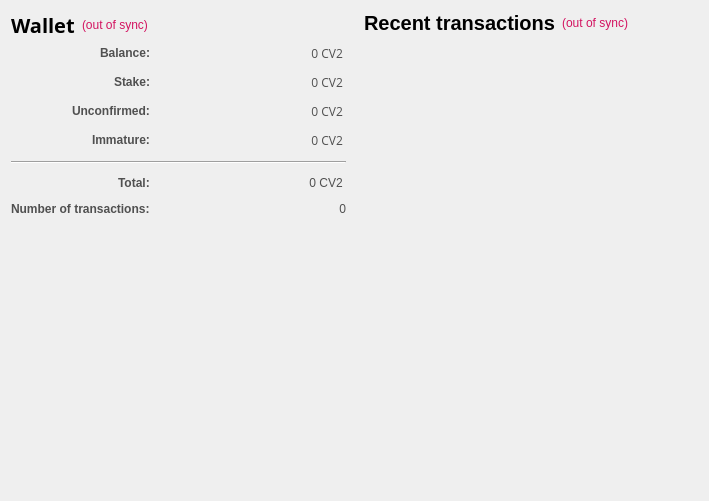
Qt form src/qt/forms/overviewpage.ui (Crestington/Test7) before a commit.
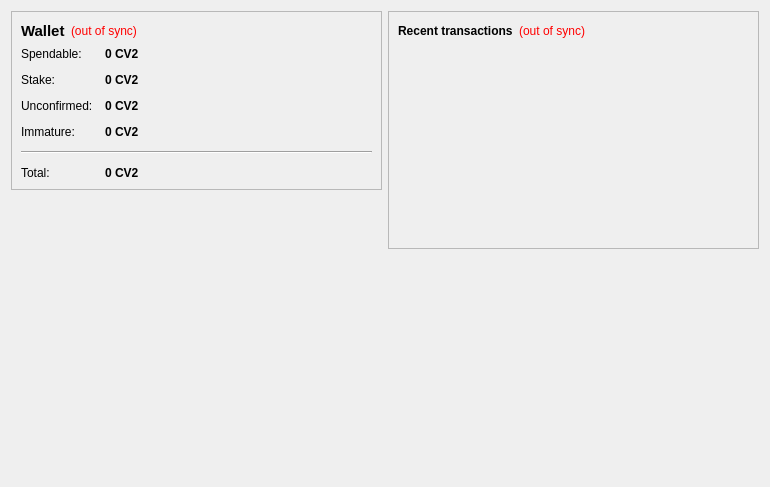
The same form after that commit. Icons and pictures are not drawn.

What changed in the file:
```diff
--- a/src/qt/forms/overviewpage.ui
+++ b/src/qt/forms/overviewpage.ui
@@ -6,63 +6,38 @@
    <rect>
     <x>0</x>
     <y>0</y>
-    <width>709</width>
-    <height>501</height>
+    <width>770</width>
+    <height>487</height>
    </rect>
   </property>
-  <property name="sizePolicy">
-   <sizepolicy hsizetype="Preferred" vsizetype="Preferred">
-    <horstretch>5</horstretch>
-    <verstretch>5</verstretch>
-   </sizepolicy>
-  </property>
-  <property name="maximumSize">
-   <size>
-    <width>16777215</width>
-    <height>16777215</height>
-   </size>
-  </property>
   <property name="windowTitle">
    <string>Form</string>
   </property>
-  <property name="styleSheet">
-   <string notr="true">color:#505050;
-font-family:'Open Sans,sans-serif';
-
-</string>
-  </property>
-  <layout class="QHBoxLayout" name="horizontalLayout">
-   <property name="spacing">
-    <number>18</number>
-   </property>
-   <property name="sizeConstraint">
-    <enum>QLayout::SetDefaultConstraint</enum>
-   </property>
-   <property name="leftMargin">
-    <number>11</number>
-   </property>
+  <layout class="QHBoxLayout" name="horizontalLayout" stretch="1,1">
    <item>
     <layout class="QVBoxLayout" name="verticalLayout_2">
-     <property name="spacing">
-      <number>1</number>
-     </property>
-     <property name="sizeConstraint">
-      <enum>QLayout::SetDefaultConstraint</enum>
-     </property>
+     <item>
+      <widget class="QFrame" name="frame">
+       <property name="frameShape">
+        <enum>QFrame::StyledPanel</enum>
+       </property>
+       <property name="frameShadow">
+        <enum>QFrame::Raised</enum>
+       </property>
+       <layout class="QVBoxLayout" name="verticalLayout_4">
      <item>
       <layout class="QHBoxLayout" name="horizontalLayout_4">
-       <property name="spacing">
-        <number>7</number>
-       </property>
        <item>
         <widget class="QLabel" name="label_5">
          <property name="font">
           <font>
-           <family>Open Sans,sans-serif</family>
+              <pointsize>11</pointsize>
+              <weight>75</weight>
+              <bold>true</bold>
           </font>
          </property>
          <property name="text">
-          <string>&lt;html&gt;&lt;head/&gt;&lt;body&gt;&lt;p&gt;&lt;span style=&quot; font-size:20px; font-weight:600; color:#000000;&quot;&gt;Wallet&lt;/span&gt;&lt;/p&gt;&lt;/body&gt;&lt;/html&gt;</string>
+             <string>Wallet</string>
          </property>
         </widget>
        </item>
@@ -75,7 +50,7 @@
           <string notr="true">QLabel { color: red; }</string>
          </property>
          <property name="text">
-          <string notr="true">&lt;html&gt;&lt;head/&gt;&lt;body&gt;&lt;p&gt;&lt;span style=&quot; color:#d31360;&quot;&gt;(out of sync)&lt;/span&gt;&lt;/p&gt;&lt;/body&gt;&lt;/html&gt;</string>
+             <string notr="true">(out of sync)</string>
          </property>
          <property name="alignment">
           <set>Qt::AlignLeading|Qt::AlignLeft|Qt::AlignVCenter</set>
@@ -97,33 +72,11 @@
        </item>
       </layout>
      </item>
-     <item>
-      <spacer name="verticalSpacer_3">
-       <property name="orientation">
-        <enum>Qt::Vertical</enum>
-       </property>
-       <property name="sizeType">
-        <enum>QSizePolicy::Fixed</enum>
-       </property>
-       <property name="sizeHint" stdset="0">
-        <size>
-         <width>20</width>
-         <height>5</height>
-        </size>
-       </property>
-      </spacer>
-     </item>
      <item>
       <layout class="QFormLayout" name="formLayout_2">
-       <property name="sizeConstraint">
-        <enum>QLayout::SetFixedSize</enum>
-       </property>
        <property name="fieldGrowthPolicy">
         <enum>QFormLayout::AllNonFixedFieldsGrow</enum>
        </property>
-       <property name="labelAlignment">
-        <set>Qt::AlignRight|Qt::AlignTop|Qt::AlignTrailing</set>
-       </property>
        <property name="horizontalSpacing">
         <number>12</number>
        </property>
@@ -133,7 +86,7 @@
        <item row="0" column="0">
         <widget class="QLabel" name="label">
          <property name="text">
-          <string>&lt;html&gt;&lt;head/&gt;&lt;body&gt;&lt;p&gt;&lt;span style=&quot; font-weight:600;&quot;&gt;Balance:&lt;/span&gt;&lt;/p&gt;&lt;/body&gt;&lt;/html&gt;</string>
+             <string>Spendable:</string>
          </property>
         </widget>
        </item>
@@ -141,7 +94,8 @@
         <widget class="QLabel" name="labelBalance">
          <property name="font">
           <font>
-           <family>Open Sans,sans-serif</family>
+              <weight>75</weight>
+              <bold>true</bold>
           </font>
          </property>
          <property name="cursor">
@@ -151,13 +105,7 @@
           <string>Your current balance</string>
          </property>
          <property name="text">
-          <string notr="true">0 CV2 </string>
-         </property>
-         <property name="alignment">
-          <set>Qt::AlignRight|Qt::AlignTrailing|Qt::AlignVCenter</set>
-         </property>
-         <property name="margin">
-          <number>3</number>
+             <string notr="true">0 CV2</string>
          </property>
          <property name="textInteractionFlags">
           <set>Qt::LinksAccessibleByMouse|Qt::TextSelectableByKeyboard|Qt::TextSelectableByMouse</set>
@@ -167,7 +115,7 @@
        <item row="1" column="0">
         <widget class="QLabel" name="labelStake_2">
          <property name="text">
-          <string>&lt;html&gt;&lt;head/&gt;&lt;body&gt;&lt;p&gt;&lt;span style=&quot; font-weight:600;&quot;&gt;Stake:&lt;/span&gt;&lt;/p&gt;&lt;/body&gt;&lt;/html&gt;</string>
+             <string>Stake:</string>
          </property>
         </widget>
        </item>
@@ -175,7 +123,8 @@
         <widget class="QLabel" name="labelStake">
          <property name="font">
           <font>
-           <family>Open Sans,sans-serif</family>
+              <weight>75</weight>
+              <bold>true</bold>
           </font>
          </property>
          <property name="cursor">
@@ -185,13 +134,7 @@
           <string>Total of coins that was staked, and do not yet count toward the current balance</string>
          </property>
          <property name="text">
-          <string notr="true">0 CV2 </string>
-         </property>
-         <property name="alignment">
-          <set>Qt::AlignRight|Qt::AlignTrailing|Qt::AlignVCenter</set>
-         </property>
-         <property name="margin">
-          <number>3</number>
+             <string notr="true">0 CV2</string>
          </property>
          <property name="textInteractionFlags">
           <set>Qt::LinksAccessibleByMouse|Qt::TextSelectableByKeyboard|Qt::TextSelectableByMouse</set>
@@ -201,7 +144,7 @@
        <item row="2" column="0">
         <widget class="QLabel" name="labelUnconfirmed_2">
          <property name="text">
-          <string>&lt;html&gt;&lt;head/&gt;&lt;body&gt;&lt;p&gt;&lt;span style=&quot; font-weight:600;&quot;&gt;Unconfirmed:&lt;/span&gt;&lt;/p&gt;&lt;/body&gt;&lt;/html&gt;</string>
+             <string>Unconfirmed:</string>
          </property>
         </widget>
        </item>
@@ -209,7 +152,8 @@
         <widget class="QLabel" name="labelUnconfirmed">
          <property name="font">
           <font>
-           <family>Open Sans,sans-serif</family>
+              <weight>75</weight>
+              <bold>true</bold>
           </font>
          </property>
          <property name="cursor">
@@ -219,13 +163,7 @@
           <string>Total of transactions that have yet to be confirmed, and do not yet count toward the current balance</string>
          </property>
          <property name="text">
-          <string notr="true">0 CV2 </string>
-         </property>
-         <property name="alignment">
-          <set>Qt::AlignRight|Qt::AlignTrailing|Qt::AlignVCenter</set>
-         </property>
-         <property name="margin">
-          <number>3</number>
+             <string notr="true">0 CV2</string>
          </property>
          <property name="textInteractionFlags">
           <set>Qt::LinksAccessibleByMouse|Qt::TextSelectableByKeyboard|Qt::TextSelectableByMouse</set>
@@ -235,7 +173,7 @@
        <item row="3" column="0">
         <widget class="QLabel" name="labelImmatureText">
          <property name="text">
-          <string>&lt;html&gt;&lt;head/&gt;&lt;body&gt;&lt;p&gt;&lt;span style=&quot; font-weight:600;&quot;&gt;Immature:&lt;/span&gt;&lt;/p&gt;&lt;/body&gt;&lt;/html&gt;</string>
+             <string>Immature:</string>
          </property>
         </widget>
        </item>
@@ -243,20 +181,15 @@
         <widget class="QLabel" name="labelImmature">
          <property name="font">
           <font>
-           <family>Open Sans,sans-serif</family>
+              <weight>75</weight>
+              <bold>true</bold>
           </font>
          </property>
          <property name="toolTip">
           <string>Mined balance that has not yet matured</string>
          </property>
          <property name="text">
-          <string notr="true">0 CV2 </string>
-         </property>
-         <property name="alignment">
-          <set>Qt::AlignRight|Qt::AlignTrailing|Qt::AlignVCenter</set>
-         </property>
-         <property name="margin">
-          <number>3</number>
+             <string notr="true">0 CV2</string>
          </property>
          <property name="textInteractionFlags">
           <set>Qt::LinksAccessibleByMouse|Qt::TextSelectableByKeyboard|Qt::TextSelectableByMouse</set>
@@ -265,12 +198,6 @@
        </item>
        <item row="4" column="0" colspan="2">
         <widget class="Line" name="line">
-         <property name="sizePolicy">
-          <sizepolicy hsizetype="Expanding" vsizetype="Fixed">
-           <horstretch>140</horstretch>
-           <verstretch>0</verstretch>
-          </sizepolicy>
-         </property>
          <property name="orientation">
           <enum>Qt::Horizontal</enum>
          </property>
@@ -279,67 +206,66 @@
        <item row="5" column="0">
         <widget class="QLabel" name="labelTotal_2">
          <property name="text">
-          <string>&lt;html&gt;&lt;head/&gt;&lt;body&gt;&lt;p&gt;&lt;span style=&quot; font-weight:600;&quot;&gt;Total:&lt;/span&gt;&lt;/p&gt;&lt;/body&gt;&lt;/html&gt;</string>
+             <string>Total:</string>
          </property>
         </widget>
        </item>
        <item row="5" column="1">
         <widget class="QLabel" name="labelTotal">
-         <property name="toolTip">
-          <string>Total number of transactions in wallet</string>
-         </property>
-         <property name="text">
-          <string notr="true">0 CV2 </string>
-         </property>
-         <property name="alignment">
-          <set>Qt::AlignRight|Qt::AlignTrailing|Qt::AlignVCenter</set>
-         </property>
-         <property name="margin">
-          <number>3</number>
-         </property>
-        </widget>
-       </item>
-       <item row="6" column="0">
-        <widget class="QLabel" name="labelTotalTransactions">
-         <property name="text">
-          <string>&lt;html&gt;&lt;head/&gt;&lt;body&gt;&lt;p&gt;&lt;span style=&quot; font-weight:600;&quot;&gt;Number of transactions:&lt;/span&gt;&lt;/p&gt;&lt;/body&gt;&lt;/html&gt;</string>
-         </property>
-        </widget>
-       </item>
-       <item row="6" column="1">
-        <widget class="QLabel" name="labelNumTransactions">
+            <property name="font">
+             <font>
+              <weight>75</weight>
+              <bold>true</bold>
+             </font>
+            </property>
+            <property name="cursor">
+             <cursorShape>IBeamCursor</cursorShape>
+            </property>
          <property name="toolTip">
           <string>Total number of transactions in wallet</string>
          </property>
          <property name="text">
-          <string notr="true">0</string>
-         </property>
-         <property name="alignment">
-          <set>Qt::AlignRight|Qt::AlignTrailing|Qt::AlignVCenter</set>
-         </property>
-         <property name="margin">
-          <number>5</number>
-         </property>
+             <string notr="true">0 CV2</string>
+            </property>
+            <property name="textInteractionFlags">
+             <set>Qt::LinksAccessibleByMouse|Qt::TextSelectableByKeyboard|Qt::TextSelectableByMouse</set>
+            </property>
         </widget>
        </item>
       </layout>
+        </item>
+       </layout>
+      </widget>
      </item>
      <item>
-      <widget class="QWidget" name="widget" native="true">
-       <property name="sizePolicy">
-        <sizepolicy hsizetype="Expanding" vsizetype="Expanding">
-         <horstretch>0</horstretch>
-         <verstretch>0</verstretch>
-        </sizepolicy>
+      <spacer name="verticalSpacer">
+       <property name="orientation">
+        <enum>Qt::Vertical</enum>
        </property>
-       <property name="minimumSize">
+       <property name="sizeHint" stdset="0">
         <size>
-         <width>250</width>
-         <height>200</height>
+         <width>20</width>
+         <height>40</height>
         </size>
        </property>
-       <property name="styleSheet">
-        <string notr="true"/>
+      </spacer>
+     </item>
+     <item>
+      <widget class="QLabel" name="label_2">
+       <property name="autoFillBackground">
+        <bool>true</bool>
+       </property>
+       <property name="text">
+        <string/>
+       </property>
+       <property name="pixmap">
+        <pixmap resource="../bitcoin.qrc">:/icons/drmbg</pixmap>
+       </property>
+       <property name="scaledContents">
+        <bool>false</bool>
+       </property>
+       <property name="margin">
+        <number>0</number>
        </property>
       </widget>
      </item>
@@ -347,15 +273,21 @@
    </item>
    <item>
     <layout class="QVBoxLayout" name="verticalLayout_3">
-     <property name="spacing">
-      <number>7</number>
-     </property>
+     <item>
+      <widget class="QFrame" name="frame_2">
+       <property name="frameShape">
+        <enum>QFrame::StyledPanel</enum>
+       </property>
+       <property name="frameShadow">
+        <enum>QFrame::Raised</enum>
+       </property>
+       <layout class="QVBoxLayout" name="verticalLayout">
      <item>
       <layout class="QHBoxLayout" name="horizontalLayout_2">
        <item>
         <widget class="QLabel" name="label_4">
          <property name="text">
-          <string>&lt;html&gt;&lt;head/&gt;&lt;body&gt;&lt;p&gt;&lt;span style=&quot; font-size:20px; font-weight:600; color:#000000;&quot;&gt;Recent transactions&lt;/span&gt;&lt;/p&gt;&lt;/body&gt;&lt;/html&gt;</string>
+             <string>&lt;b&gt;Recent transactions&lt;/b&gt;</string>
          </property>
         </widget>
        </item>
@@ -368,7 +300,7 @@
           <string notr="true">QLabel { color: red; }</string>
          </property>
          <property name="text">
-          <string notr="true">&lt;html&gt;&lt;head/&gt;&lt;body&gt;&lt;p&gt;&lt;span style=&quot; color:#d31360;&quot;&gt;(out of sync)&lt;/span&gt;&lt;/p&gt;&lt;/body&gt;&lt;/html&gt;</string>
+             <string notr="true">(out of sync)</string>
          </property>
          <property name="alignment">
           <set>Qt::AlignRight|Qt::AlignTrailing|Qt::AlignVCenter</set>
@@ -390,38 +322,10 @@
        </item>
       </layout>
      </item>
-     <item>
-      <spacer name="verticalSpacer_6">
-       <property name="orientation">
-        <enum>Qt::Vertical</enum>
-       </property>
-       <property name="sizeType">
-        <enum>QSizePolicy::Maximum</enum>
-       </property>
-       <property name="sizeHint" stdset="0">
-        <size>
-         <width>20</width>
-         <height>13</height>
-        </size>
-       </property>
-      </spacer>
-     </item>
      <item>
       <widget class="QListView" name="listTransactions">
-       <property name="sizePolicy">
-        <sizepolicy hsizetype="Fixed" vsizetype="Expanding">
-         <horstretch>0</horstretch>
-         <verstretch>0</verstretch>
-        </sizepolicy>
-       </property>
-       <property name="maximumSize">
-        <size>
-         <width>400</width>
-         <height>16777215</height>
-        </size>
-       </property>
        <property name="styleSheet">
-        <string notr="true">QListView { background: transparent;font-size:12px;  }</string>
+           <string notr="true">QListView { background: transparent; }</string>
        </property>
        <property name="frameShape">
         <enum>QFrame::NoFrame</enum>
@@ -436,6 +340,22 @@
         <enum>QAbstractItemView::NoSelection</enum>
        </property>
       </widget>
+        </item>
+       </layout>
+      </widget>
+     </item>
+     <item>
+      <spacer name="verticalSpacer_2">
+       <property name="orientation">
+        <enum>Qt::Vertical</enum>
+       </property>
+       <property name="sizeHint" stdset="0">
+        <size>
+         <width>20</width>
+         <height>40</height>
+        </size>
+       </property>
+      </spacer>
      </item>
     </layout>
    </item>
```
Left out of the diff: 14 changed lines with no effect on the pictures. Lines whose indentation alone changed are shown as unchanged.
